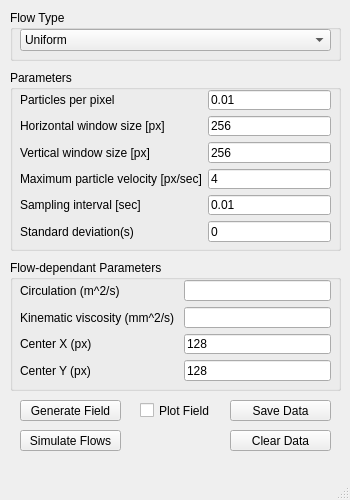
Before: the Qt Designer form design.ui in JHsiaoC/piv_gui, drawn with Qt 5.
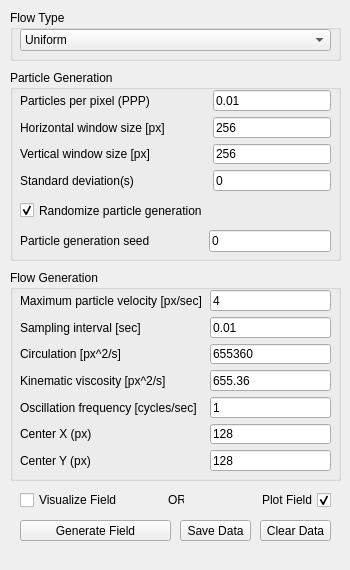
After: the same form once the commit is applied.

Diff of the .ui file:
```diff
--- a/design.ui
+++ b/design.ui
@@ -7,7 +7,7 @@
     <x>0</x>
     <y>0</y>
     <width>350</width>
-    <height>500</height>
+    <height>570</height>
    </rect>
   </property>
   <property name="sizePolicy">
@@ -16,6 +16,18 @@
     <verstretch>0</verstretch>
    </sizepolicy>
   </property>
+  <property name="minimumSize">
+   <size>
+    <width>350</width>
+    <height>570</height>
+   </size>
+  </property>
+  <property name="maximumSize">
+   <size>
+    <width>350</width>
+    <height>570</height>
+   </size>
+  </property>
   <property name="cursor">
    <cursorShape>ArrowCursor</cursorShape>
   </property>
@@ -27,8 +39,8 @@
     <property name="geometry">
      <rect>
       <x>20</x>
-      <y>400</y>
-      <width>101</width>
+      <y>520</y>
+      <width>151</width>
       <height>21</height>
      </rect>
     </property>
@@ -45,7 +57,7 @@
       <x>10</x>
       <y>70</y>
       <width>331</width>
-      <height>181</height>
+      <height>191</height>
      </rect>
     </property>
     <property name="font">
@@ -60,7 +72,7 @@
      <bool>false</bool>
     </property>
     <property name="title">
-     <string>Parameters</string>
+     <string>Particle Generation</string>
     </property>
     <property name="flat">
      <bool>false</bool>
@@ -68,20 +80,36 @@
     <property name="checkable">
      <bool>false</bool>
     </property>
-    <widget class="QWidget" name="formLayoutWidget_2">
+    <widget class="QCheckBox" name="checkBox_randomSeed">
+     <property name="geometry">
+      <rect>
+       <x>10</x>
+       <y>130</y>
+       <width>221</width>
+       <height>21</height>
+      </rect>
+     </property>
+     <property name="text">
+      <string>Randomize particle generation</string>
+     </property>
+     <property name="checked">
+      <bool>true</bool>
+     </property>
+    </widget>
+    <widget class="QWidget" name="formLayoutWidget_3">
      <property name="geometry">
       <rect>
        <x>10</x>
        <y>20</y>
        <width>311</width>
-       <height>152</height>
+       <height>101</height>
       </rect>
      </property>
-     <layout class="QFormLayout" name="formLayout_2">
+     <layout class="QFormLayout" name="formLayout_particleGen">
       <item row="0" column="0">
        <widget class="QLabel" name="label">
         <property name="text">
-         <string>Particles per pixel</string>
+         <string>Particles per pixel (PPP)                 </string>
         </property>
        </widget>
       </item>
@@ -100,76 +128,12 @@
        </widget>
       </item>
       <item row="3" column="0">
-       <widget class="QLabel" name="label_4">
-        <property name="text">
-         <string>Maximum particle velocity [px/sec]</string>
-        </property>
-       </widget>
-      </item>
-      <item row="4" column="0">
-       <widget class="QLabel" name="label_5">
-        <property name="text">
-         <string>Sampling interval [sec]</string>
-        </property>
-       </widget>
-      </item>
-      <item row="1" column="1">
-       <widget class="QLineEdit" name="lineEdit_2">
-        <property name="inputMethodHints">
-         <set>Qt::ImhDigitsOnly</set>
-        </property>
-        <property name="text">
-         <string>256</string>
-        </property>
-       </widget>
-      </item>
-      <item row="2" column="1">
-       <widget class="QLineEdit" name="lineEdit_3">
-        <property name="inputMethodHints">
-         <set>Qt::ImhDigitsOnly</set>
-        </property>
-        <property name="text">
-         <string>256</string>
-        </property>
-       </widget>
-      </item>
-      <item row="3" column="1">
-       <widget class="QLineEdit" name="lineEdit_4">
-        <property name="inputMethodHints">
-         <set>Qt::ImhDigitsOnly</set>
-        </property>
-        <property name="text">
-         <string>4</string>
-        </property>
-       </widget>
-      </item>
-      <item row="4" column="1">
-       <widget class="QLineEdit" name="lineEdit_5">
-        <property name="inputMethodHints">
-         <set>Qt::ImhDigitsOnly</set>
-        </property>
-        <property name="text">
-         <string>0.01</string>
-        </property>
-       </widget>
-      </item>
-      <item row="5" column="0">
-       <widget class="QLabel" name="label_6">
+       <widget class="QLabel" name="label_sigma">
         <property name="text">
          <string>Standard deviation(s)</string>
         </property>
        </widget>
       </item>
-      <item row="5" column="1">
-       <widget class="QLineEdit" name="lineEdit_6">
-        <property name="inputMethodHints">
-         <set>Qt::ImhDigitsOnly</set>
-        </property>
-        <property name="text">
-         <string>0</string>
-        </property>
-       </widget>
-      </item>
       <item row="0" column="1">
        <widget class="QLineEdit" name="lineEdit">
         <property name="inputMethodHints">
@@ -180,6 +144,65 @@
         </property>
        </widget>
       </item>
+      <item row="1" column="1">
+       <widget class="QLineEdit" name="lineEdit_xdim">
+        <property name="inputMethodHints">
+         <set>Qt::ImhDigitsOnly</set>
+        </property>
+        <property name="text">
+         <string>256</string>
+        </property>
+       </widget>
+      </item>
+      <item row="2" column="1">
+       <widget class="QLineEdit" name="lineEdit_ydim">
+        <property name="inputMethodHints">
+         <set>Qt::ImhDigitsOnly</set>
+        </property>
+        <property name="text">
+         <string>256</string>
+        </property>
+       </widget>
+      </item>
+      <item row="3" column="1">
+       <widget class="QLineEdit" name="lineEdit_sigma">
+        <property name="inputMethodHints">
+         <set>Qt::ImhDigitsOnly</set>
+        </property>
+        <property name="text">
+         <string>0</string>
+        </property>
+       </widget>
+      </item>
+     </layout>
+    </widget>
+    <widget class="QWidget" name="formLayoutWidget_2">
+     <property name="geometry">
+      <rect>
+       <x>10</x>
+       <y>160</y>
+       <width>311</width>
+       <height>22</height>
+      </rect>
+     </property>
+     <layout class="QFormLayout" name="formLayout_seed">
+      <item row="0" column="1">
+       <widget class="QLineEdit" name="lineEdit_seed">
+        <property name="inputMethodHints">
+         <set>Qt::ImhDigitsOnly</set>
+        </property>
+        <property name="text">
+         <string>0</string>
+        </property>
+       </widget>
+      </item>
+      <item row="0" column="0">
+       <widget class="QLabel" name="label_seed">
+        <property name="text">
+         <string>Particle generation seed                </string>
+        </property>
+       </widget>
+      </item>
      </layout>
     </widget>
    </widget>
@@ -250,9 +273,9 @@
    <widget class="QPushButton" name="pushButton_4">
     <property name="geometry">
      <rect>
-      <x>230</x>
-      <y>430</y>
-      <width>101</width>
+      <x>260</x>
+      <y>520</y>
+      <width>71</width>
       <height>21</height>
      </rect>
     </property>
@@ -263,22 +286,9 @@
    <widget class="QPushButton" name="pushButton_2">
     <property name="geometry">
      <rect>
-      <x>20</x>
-      <y>430</y>
-      <width>101</width>
-      <height>21</height>
-     </rect>
-    </property>
-    <property name="text">
-     <string>Simulate Flows</string>
-    </property>
-   </widget>
-   <widget class="QPushButton" name="pushButton_3">
-    <property name="geometry">
-     <rect>
-      <x>230</x>
-      <y>400</y>
-      <width>101</width>
+      <x>180</x>
+      <y>520</y>
+      <width>71</width>
       <height>21</height>
      </rect>
     </property>
@@ -290,13 +300,13 @@
     <property name="geometry">
      <rect>
       <x>10</x>
-      <y>260</y>
+      <y>270</y>
       <width>331</width>
-      <height>131</height>
+      <height>211</height>
      </rect>
     </property>
     <property name="title">
-     <string>Flow-dependant Parameters</string>
+     <string>Flow Generation</string>
     </property>
     <property name="checkable">
      <bool>false</bool>
@@ -307,60 +317,96 @@
        <x>10</x>
        <y>20</y>
        <width>311</width>
-       <height>101</height>
+       <height>181</height>
       </rect>
      </property>
-     <layout class="QFormLayout" name="formLayout">
-      <item row="0" column="0">
-       <widget class="QLabel" name="label_7">
-        <property name="text">
-         <string>Circulation (m^2/s)</string>
-        </property>
-       </widget>
-      </item>
-      <item row="1" column="0">
-       <widget class="QLabel" name="label_8">
-        <property name="text">
-         <string>Kinematic viscosity (mm^2/s) </string>
-        </property>
-       </widget>
-      </item>
-      <item row="1" column="1">
-       <widget class="QLineEdit" name="lineEdit_8">
-        <property name="inputMethodHints">
-         <set>Qt::ImhDigitsOnly</set>
-        </property>
-        <property name="text">
-         <string/>
-        </property>
-       </widget>
-      </item>
+     <layout class="QFormLayout" name="formLayout_flowGen">
       <item row="2" column="0">
-       <widget class="QLabel" name="label_9">
+       <widget class="QLabel" name="label_Gamma">
         <property name="text">
-         <string>Center X (px)</string>
+         <string>Circulation [px^2/s]</string>
         </property>
        </widget>
       </item>
       <item row="2" column="1">
-       <widget class="QLineEdit" name="lineEdit_9">
+       <widget class="QLineEdit" name="lineEdit_Gamma">
+        <property name="inputMethodHints">
+         <set>Qt::ImhDigitsOnly</set>
+        </property>
+        <property name="text">
+         <string>655360</string>
+        </property>
+       </widget>
+      </item>
+      <item row="3" column="0">
+       <widget class="QLabel" name="label_nu">
+        <property name="sizePolicy">
+         <sizepolicy hsizetype="Fixed" vsizetype="Preferred">
+          <horstretch>0</horstretch>
+          <verstretch>0</verstretch>
+         </sizepolicy>
+        </property>
+        <property name="text">
+         <string>Kinematic viscosity [px^2/s] </string>
+        </property>
+       </widget>
+      </item>
+      <item row="3" column="1">
+       <widget class="QLineEdit" name="lineEdit_nu">
+        <property name="inputMethodHints">
+         <set>Qt::ImhDigitsOnly</set>
+        </property>
+        <property name="text">
+         <string>655.36</string>
+        </property>
+       </widget>
+      </item>
+      <item row="4" column="0">
+       <widget class="QLabel" name="label_omega">
+        <property name="text">
+         <string>Oscillation frequency [cycles/sec]  </string>
+        </property>
+       </widget>
+      </item>
+      <item row="4" column="1">
+       <widget class="QLineEdit" name="lineEdit_omega">
         <property name="inputMethodHints">
          <set>Qt::ImhDigitsOnly|Qt::ImhLatinOnly</set>
         </property>
         <property name="text">
+         <string>1</string>
+        </property>
+       </widget>
+      </item>
+      <item row="5" column="0">
+       <widget class="QLabel" name="label_centerX">
+        <property name="enabled">
+         <bool>true</bool>
+        </property>
+        <property name="text">
+         <string>Center X (px)</string>
+        </property>
+       </widget>
+      </item>
+      <item row="5" column="1">
+       <widget class="QLineEdit" name="lineEdit_centerX">
+        <property name="inputMethodHints">
+         <set>Qt::ImhDigitsOnly</set>
+        </property>
+        <property name="text">
          <string>128</string>
         </property>
        </widget>
       </item>
-      <item row="3" column="0">
-       <widget class="QLabel" name="label_10">
+      <item row="6" column="0">
+       <widget class="QLabel" name="label_centerY">
         <property name="text">
          <string>Center Y (px)</string>
         </property>
        </widget>
       </item>
-      <item row="3" column="1">
-       <widget class="QLineEdit" name="lineEdit_10">
+      <item row="6" column="1">
+       <widget class="QLineEdit" name="lineEdit_centerY">
         <property name="inputMethodHints">
          <set>Qt::ImhDigitsOnly</set>
         </property>
@@ -369,38 +415,110 @@
         </property>
        </widget>
       </item>
+      <item row="0" column="0">
+       <widget class="QLabel" name="label_Vmax">
+        <property name="text">
+         <string>Maximum particle velocity [px/sec]</string>
+        </property>
+       </widget>
+      </item>
       <item row="0" column="1">
-       <widget class="QLineEdit" name="lineEdit_7">
+       <widget class="QLineEdit" name="lineEdit_Vmax">
         <property name="inputMethodHints">
          <set>Qt::ImhDigitsOnly</set>
         </property>
         <property name="text">
-         <string/>
+         <string>4</string>
+        </property>
+       </widget>
+      </item>
+      <item row="1" column="0">
+       <widget class="QLabel" name="label_timestep">
+        <property name="text">
+         <string>Sampling interval [sec]</string>
+        </property>
+       </widget>
+      </item>
+      <item row="1" column="1">
+       <widget class="QLineEdit" name="lineEdit_timestep">
+        <property name="inputMethodHints">
+         <set>Qt::ImhDigitsOnly</set>
+        </property>
+        <property name="text">
+         <string>0.01</string>
         </property>
        </widget>
       </item>
      </layout>
     </widget>
    </widget>
-   <widget class="QCheckBox" name="checkBox">
+   <widget class="QWidget" name="horizontalLayoutWidget">
     <property name="geometry">
      <rect>
-      <x>140</x>
-      <y>400</y>
-      <width>71</width>
-      <height>21</height>
+      <x>20</x>
+      <y>490</y>
+      <width>311</width>
+      <height>20</height>
      </rect>
     </property>
-    <property name="text">
-     <string>Plot Field</string>
-    </property>
+    <layout class="QHBoxLayout" name="horizontalLayout">
+     <item>
+      <widget class="QCheckBox" name="checkBox_visualize">
+       <property name="text">
+        <string>Visualize Field</string>
+       </property>
+       <property name="checked">
+        <bool>false</bool>
+       </property>
+       <attribute name="buttonGroup">
+        <string notr="true">buttonGroup</string>
+       </attribute>
+      </widget>
+     </item>
+     <item>
+      <widget class="QLabel" name="label_OR">
+       <property name="sizePolicy">
+        <sizepolicy hsizetype="Fixed" vsizetype="Fixed">
+         <horstretch>0</horstretch>
+         <verstretch>0</verstretch>
+        </sizepolicy>
+       </property>
+       <property name="minimumSize">
+        <size>
+         <width>16</width>
+         <height>0</height>
+        </size>
+       </property>
+       <property name="maximumSize">
+        <size>
+         <width>16</width>
+         <height>16777215</height>
+        </size>
+       </property>
+       <property name="text">
+        <string>OR</string>
+       </property>
+      </widget>
+     </item>
+     <item>
+      <widget class="QCheckBox" name="checkBox_plot">
+       <property name="layoutDirection">
+        <enum>Qt::RightToLeft</enum>
+       </property>
+       <property name="text">
+        <string>Plot Field</string>
+       </property>
+       <property name="checked">
+        <bool>true</bool>
+       </property>
+       <attribute name="buttonGroup">
+        <string notr="true">buttonGroup</string>
+       </attribute>
+      </widget>
+     </item>
+    </layout>
    </widget>
   </widget>
-  <widget class="QStatusBar" name="statusbar">
-   <property name="sizeGripEnabled">
-    <bool>true</bool>
-   </property>
-  </widget>
   <widget class="QMenuBar" name="menubar">
    <property name="enabled">
     <bool>false</bool>
```
Left out of the diff: 65 changed lines with no effect on the pictures.
